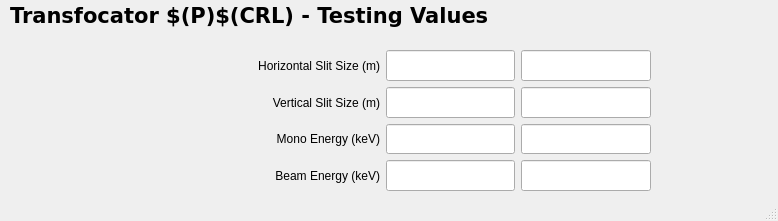
Old version of the form 100idPyCRLApp/op/ui/pydev_transfocator_test.ui in the repository BCDA-APS/pydeviceCRL.
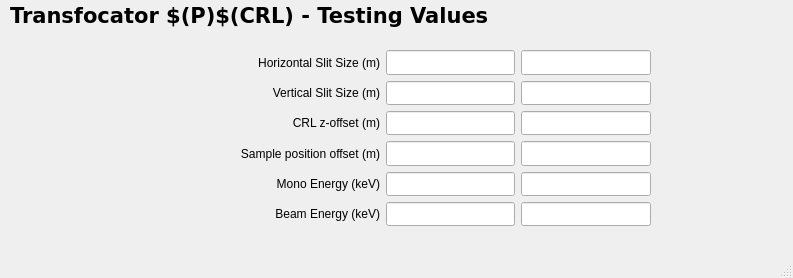
New version of the form. Custom widgets are drawn as their Qt base class.

```diff
--- a/100idPyCRLApp/op/ui/pydev_transfocator_test.ui
+++ b/100idPyCRLApp/op/ui/pydev_transfocator_test.ui
@@ -6,8 +6,8 @@
    <rect>
     <x>0</x>
     <y>0</y>
-    <width>778</width>
-    <height>221</height>
+    <width>793</width>
+    <height>278</height>
    </rect>
   </property>
   <property name="windowTitle">
@@ -122,7 +122,7 @@
       <x>0</x>
       <y>40</y>
       <width>771</width>
-      <height>171</height>
+      <height>211</height>
      </rect>
     </property>
     <widget class="QWidget" name="gridLayoutWidget_2">
@@ -131,188 +131,10 @@
        <x>120</x>
        <y>10</y>
        <width>531</width>
-       <height>141</height>
+       <height>176</height>
       </rect>
      </property>
-     <layout class="QGridLayout" name="gridLayout_2" rowstretch="1,1,1,1" columnstretch="2,1,1">
-      <item row="3" column="0">
-       <widget class="caLabel" name="calabel_23">
-        <property name="text">
-         <string>Beam Energy (keV)</string>
-        </property>
-        <property name="alignment">
-         <set>Qt::AlignRight|Qt::AlignTrailing|Qt::AlignVCenter</set>
-        </property>
-        <property name="fontScaleMode">
-         <enum>ESimpleLabel::WidthAndHeight</enum>
-        </property>
-       </widget>
-      </item>
-      <item row="3" column="2">
-       <widget class="caLineEdit" name="caLineEdit_31">
-        <property name="sizePolicy">
-         <sizepolicy hsizetype="Expanding" vsizetype="Expanding">
-          <horstretch>0</horstretch>
-          <verstretch>0</verstretch>
-         </sizepolicy>
-        </property>
-        <property name="font">
-         <font>
-          <pointsize>13</pointsize>
-         </font>
-        </property>
-        <property name="text">
-         <string/>
-        </property>
-        <property name="alignment">
-         <set>Qt::AlignRight|Qt::AlignTrailing|Qt::AlignVCenter</set>
-        </property>
-        <property name="channel" stdset="0">
-         <string notr="true">$(P)$(IDENERGY).VAL</string>
-        </property>
-        <property name="foreground">
-         <color>
-          <red>10</red>
-          <green>0</green>
-          <blue>184</blue>
-         </color>
-        </property>
-        <property name="background">
-         <color>
-          <red>200</red>
-          <green>200</green>
-          <blue>200</blue>
-         </color>
-        </property>
-        <property name="colorMode">
-         <enum>caLineEdit::Static</enum>
-        </property>
-        <property name="precision">
-         <number>3</number>
-        </property>
-        <property name="fontScaleMode" stdset="0">
-         <enum>caLineEdit::None</enum>
-        </property>
-       </widget>
-      </item>
-      <item row="2" column="0">
-       <widget class="caLabel" name="calabel_22">
-        <property name="text">
-         <string>Mono Energy (keV)</string>
-        </property>
-        <property name="alignment">
-         <set>Qt::AlignRight|Qt::AlignTrailing|Qt::AlignVCenter</set>
-        </property>
-        <property name="fontScaleMode">
-         <enum>ESimpleLabel::WidthAndHeight</enum>
-        </property>
-       </widget>
-      </item>
-      <item row="2" column="1">
-       <widget class="caTextEntry" name="catextentry_18">
-        <property name="sizePolicy">
-         <sizepolicy hsizetype="Expanding" vsizetype="Expanding">
-          <horstretch>0</horstretch>
-          <verstretch>0</verstretch>
-         </sizepolicy>
-        </property>
-        <property name="alignment">
-         <set>Qt::AlignRight|Qt::AlignTrailing|Qt::AlignVCenter</set>
-        </property>
-        <property name="channel" stdset="0">
-         <string notr="true">$(P)$(MONOE).VAL</string>
-        </property>
-        <property name="background">
-         <color>
-          <red>115</red>
-          <green>223</green>
-          <blue>255</blue>
-         </color>
-        </property>
-        <property name="colorMode">
-         <enum>caLineEdit::Static</enum>
-        </property>
-        <property name="precision">
-         <number>3</number>
-        </property>
-       </widget>
-      </item>
-      <item row="2" column="2">
-       <widget class="caLineEdit" name="caLineEdit_30">
-        <property name="sizePolicy">
-         <sizepolicy hsizetype="Expanding" vsizetype="Expanding">
-          <horstretch>0</horstretch>
-          <verstretch>0</verstretch>
-         </sizepolicy>
-        </property>
-        <property name="font">
-         <font>
-          <pointsize>13</pointsize>
-         </font>
-        </property>
-        <property name="text">
-         <string/>
-        </property>
-        <property name="alignment">
-         <set>Qt::AlignRight|Qt::AlignTrailing|Qt::AlignVCenter</set>
-        </property>
-        <property name="channel" stdset="0">
-         <string notr="true">$(P)$(MONOE).VAL</string>
-        </property>
-        <property name="foreground">
-         <color>
-          <red>10</red>
-          <green>0</green>
-          <blue>184</blue>
-         </color>
-        </property>
-        <property name="background">
-         <color>
-          <red>200</red>
-          <green>200</green>
-          <blue>200</blue>
-         </color>
-        </property>
-        <property name="colorMode">
-         <enum>caLineEdit::Static</enum>
-        </property>
-        <property name="precision">
-         <number>3</number>
-        </property>
-        <property name="fontScaleMode" stdset="0">
-         <enum>caLineEdit::None</enum>
-        </property>
-       </widget>
-      </item>
-      <item row="3" column="1">
-       <widget class="caTextEntry" name="catextentry_19">
-        <property name="sizePolicy">
-         <sizepolicy hsizetype="Expanding" vsizetype="Expanding">
-          <horstretch>0</horstretch>
-          <verstretch>0</verstretch>
-         </sizepolicy>
-        </property>
-        <property name="alignment">
-         <set>Qt::AlignRight|Qt::AlignTrailing|Qt::AlignVCenter</set>
-        </property>
-        <property name="channel" stdset="0">
-         <string notr="true">$(P)$(IDENERGY).VAL</string>
-        </property>
-        <property name="background">
-         <color>
-          <red>115</red>
-          <green>223</green>
-          <blue>255</blue>
-         </color>
-        </property>
-        <property name="colorMode">
-         <enum>caLineEdit::Static</enum>
-        </property>
-        <property name="precision">
-         <number>3</number>
-        </property>
-       </widget>
-      </item>
+     <layout class="QGridLayout" name="gridLayout_2" rowstretch="1,1,1,1,0,0" columnstretch="2,1,1">
       <item row="1" column="1">
        <widget class="caTextEntry" name="catextentry_20">
         <property name="sizePolicy">
@@ -342,25 +164,40 @@
         </property>
        </widget>
       </item>
-      <item row="0" column="1">
-       <widget class="caTextEntry" name="catextentry_21">
+      <item row="4" column="2">
+       <widget class="caLineEdit" name="caLineEdit_30">
         <property name="sizePolicy">
          <sizepolicy hsizetype="Expanding" vsizetype="Expanding">
           <horstretch>0</horstretch>
           <verstretch>0</verstretch>
          </sizepolicy>
         </property>
+        <property name="font">
+         <font>
+          <pointsize>13</pointsize>
+         </font>
+        </property>
+        <property name="text">
+         <string/>
+        </property>
         <property name="alignment">
          <set>Qt::AlignRight|Qt::AlignTrailing|Qt::AlignVCenter</set>
         </property>
         <property name="channel" stdset="0">
-         <string notr="true">$(P)$(SLITH).VAL</string>
+         <string notr="true">$(P)$(MONOE).VAL</string>
+        </property>
+        <property name="foreground">
+         <color>
+          <red>10</red>
+          <green>0</green>
+          <blue>184</blue>
+         </color>
         </property>
         <property name="background">
          <color>
-          <red>115</red>
-          <green>223</green>
-          <blue>255</blue>
+          <red>200</red>
+          <green>200</green>
+          <blue>200</blue>
          </color>
         </property>
         <property name="colorMode">
@@ -384,8 +221,8 @@
         </property>
        </widget>
       </item>
-      <item row="1" column="2">
-       <widget class="caLineEdit" name="caLineEdit_32">
+      <item row="2" column="2">
+       <widget class="caLineEdit" name="caLineEdit_34">
         <property name="sizePolicy">
          <sizepolicy hsizetype="Expanding" vsizetype="Expanding">
           <horstretch>0</horstretch>
@@ -431,6 +268,61 @@
         </property>
        </widget>
       </item>
+      <item row="5" column="0">
+       <widget class="caLabel" name="calabel_23">
+        <property name="text">
+         <string>Beam Energy (keV)</string>
+        </property>
+        <property name="alignment">
+         <set>Qt::AlignRight|Qt::AlignTrailing|Qt::AlignVCenter</set>
+        </property>
+        <property name="fontScaleMode">
+         <enum>ESimpleLabel::WidthAndHeight</enum>
+        </property>
+       </widget>
+      </item>
+      <item row="0" column="1">
+       <widget class="caTextEntry" name="catextentry_21">
+        <property name="sizePolicy">
+         <sizepolicy hsizetype="Expanding" vsizetype="Expanding">
+          <horstretch>0</horstretch>
+          <verstretch>0</verstretch>
+         </sizepolicy>
+        </property>
+        <property name="alignment">
+         <set>Qt::AlignRight|Qt::AlignTrailing|Qt::AlignVCenter</set>
+        </property>
+        <property name="channel" stdset="0">
+         <string notr="true">$(P)$(SLITH).VAL</string>
+        </property>
+        <property name="background">
+         <color>
+          <red>115</red>
+          <green>223</green>
+          <blue>255</blue>
+         </color>
+        </property>
+        <property name="colorMode">
+         <enum>caLineEdit::Static</enum>
+        </property>
+        <property name="precision">
+         <number>3</number>
+        </property>
+       </widget>
+      </item>
+      <item row="4" column="0">
+       <widget class="caLabel" name="calabel_22">
+        <property name="text">
+         <string>Mono Energy (keV)</string>
+        </property>
+        <property name="alignment">
+         <set>Qt::AlignRight|Qt::AlignTrailing|Qt::AlignVCenter</set>
+        </property>
+        <property name="fontScaleMode">
+         <enum>ESimpleLabel::WidthAndHeight</enum>
+        </property>
+       </widget>
+      </item>
       <item row="0" column="2">
        <widget class="caLineEdit" name="caLineEdit_33">
         <property name="sizePolicy">
@@ -478,6 +370,140 @@
         </property>
        </widget>
       </item>
+      <item row="5" column="1">
+       <widget class="caTextEntry" name="catextentry_19">
+        <property name="sizePolicy">
+         <sizepolicy hsizetype="Expanding" vsizetype="Expanding">
+          <horstretch>0</horstretch>
+          <verstretch>0</verstretch>
+         </sizepolicy>
+        </property>
+        <property name="alignment">
+         <set>Qt::AlignRight|Qt::AlignTrailing|Qt::AlignVCenter</set>
+        </property>
+        <property name="channel" stdset="0">
+         <string notr="true">$(P)$(IDENERGY).VAL</string>
+        </property>
+        <property name="background">
+         <color>
+          <red>115</red>
+          <green>223</green>
+          <blue>255</blue>
+         </color>
+        </property>
+        <property name="colorMode">
+         <enum>caLineEdit::Static</enum>
+        </property>
+        <property name="precision">
+         <number>3</number>
+        </property>
+       </widget>
+      </item>
+      <item row="2" column="1">
+       <widget class="caTextEntry" name="catextentry_22">
+        <property name="sizePolicy">
+         <sizepolicy hsizetype="Expanding" vsizetype="Expanding">
+          <horstretch>0</horstretch>
+          <verstretch>0</verstretch>
+         </sizepolicy>
+        </property>
+        <property name="alignment">
+         <set>Qt::AlignRight|Qt::AlignTrailing|Qt::AlignVCenter</set>
+        </property>
+        <property name="channel" stdset="0">
+         <string notr="true">$(P)$(OEPOS1).VAL</string>
+        </property>
+        <property name="background">
+         <color>
+          <red>115</red>
+          <green>223</green>
+          <blue>255</blue>
+         </color>
+        </property>
+        <property name="colorMode">
+         <enum>caLineEdit::Static</enum>
+        </property>
+        <property name="precision">
+         <number>3</number>
+        </property>
+       </widget>
+      </item>
+      <item row="5" column="2">
+       <widget class="caLineEdit" name="caLineEdit_31">
+        <property name="sizePolicy">
+         <sizepolicy hsizetype="Expanding" vsizetype="Expanding">
+          <horstretch>0</horstretch>
+          <verstretch>0</verstretch>
+         </sizepolicy>
+        </property>
+        <property name="font">
+         <font>
+          <pointsize>13</pointsize>
+         </font>
+        </property>
+        <property name="text">
+         <string/>
+        </property>
+        <property name="alignment">
+         <set>Qt::AlignRight|Qt::AlignTrailing|Qt::AlignVCenter</set>
+        </property>
+        <property name="channel" stdset="0">
+         <string notr="true">$(P)$(IDENERGY).VAL</string>
+        </property>
+        <property name="foreground">
+         <color>
+          <red>10</red>
+          <green>0</green>
+          <blue>184</blue>
+         </color>
+        </property>
+        <property name="background">
+         <color>
+          <red>200</red>
+          <green>200</green>
+          <blue>200</blue>
+         </color>
+        </property>
+        <property name="colorMode">
+         <enum>caLineEdit::Static</enum>
+        </property>
+        <property name="precision">
+         <number>3</number>
+        </property>
+        <property name="fontScaleMode" stdset="0">
+         <enum>caLineEdit::None</enum>
+        </property>
+       </widget>
+      </item>
+      <item row="4" column="1">
+       <widget class="caTextEntry" name="catextentry_18">
+        <property name="sizePolicy">
+         <sizepolicy hsizetype="Expanding" vsizetype="Expanding">
+          <horstretch>0</horstretch>
+          <verstretch>0</verstretch>
+         </sizepolicy>
+        </property>
+        <property name="alignment">
+         <set>Qt::AlignRight|Qt::AlignTrailing|Qt::AlignVCenter</set>
+        </property>
+        <property name="channel" stdset="0">
+         <string notr="true">$(P)$(MONOE).VAL</string>
+        </property>
+        <property name="background">
+         <color>
+          <red>115</red>
+          <green>223</green>
+          <blue>255</blue>
+         </color>
+        </property>
+        <property name="colorMode">
+         <enum>caLineEdit::Static</enum>
+        </property>
+        <property name="precision">
+         <number>3</number>
+        </property>
+       </widget>
+      </item>
       <item row="0" column="0">
        <widget class="caLabel" name="calabel_26">
         <property name="text">
@@ -491,6 +517,155 @@
         </property>
        </widget>
       </item>
+      <item row="1" column="2">
+       <widget class="caLineEdit" name="caLineEdit_32">
+        <property name="sizePolicy">
+         <sizepolicy hsizetype="Expanding" vsizetype="Expanding">
+          <horstretch>0</horstretch>
+          <verstretch>0</verstretch>
+         </sizepolicy>
+        </property>
+        <property name="font">
+         <font>
+          <pointsize>13</pointsize>
+         </font>
+        </property>
+        <property name="text">
+         <string/>
+        </property>
+        <property name="alignment">
+         <set>Qt::AlignRight|Qt::AlignTrailing|Qt::AlignVCenter</set>
+        </property>
+        <property name="channel" stdset="0">
+         <string notr="true">$(P)$(SLITV).VAL</string>
+        </property>
+        <property name="foreground">
+         <color>
+          <red>10</red>
+          <green>0</green>
+          <blue>184</blue>
+         </color>
+        </property>
+        <property name="background">
+         <color>
+          <red>200</red>
+          <green>200</green>
+          <blue>200</blue>
+         </color>
+        </property>
+        <property name="colorMode">
+         <enum>caLineEdit::Static</enum>
+        </property>
+        <property name="precision">
+         <number>3</number>
+        </property>
+        <property name="fontScaleMode" stdset="0">
+         <enum>caLineEdit::None</enum>
+        </property>
+       </widget>
+      </item>
+      <item row="2" column="0">
+       <widget class="caLabel" name="calabel_27">
+        <property name="text">
+         <string>CRL z-offset (m)</string>
+        </property>
+        <property name="alignment">
+         <set>Qt::AlignRight|Qt::AlignTrailing|Qt::AlignVCenter</set>
+        </property>
+        <property name="fontScaleMode">
+         <enum>ESimpleLabel::WidthAndHeight</enum>
+        </property>
+       </widget>
+      </item>
+      <item row="3" column="0">
+       <widget class="caLabel" name="calabel_28">
+        <property name="text">
+         <string>Sample position offset (m)</string>
+        </property>
+        <property name="alignment">
+         <set>Qt::AlignRight|Qt::AlignTrailing|Qt::AlignVCenter</set>
+        </property>
+        <property name="fontScaleMode">
+         <enum>ESimpleLabel::WidthAndHeight</enum>
+        </property>
+       </widget>
+      </item>
+      <item row="3" column="1">
+       <widget class="caTextEntry" name="catextentry_23">
+        <property name="sizePolicy">
+         <sizepolicy hsizetype="Expanding" vsizetype="Expanding">
+          <horstretch>0</horstretch>
+          <verstretch>0</verstretch>
+         </sizepolicy>
+        </property>
+        <property name="alignment">
+         <set>Qt::AlignRight|Qt::AlignTrailing|Qt::AlignVCenter</set>
+        </property>
+        <property name="channel" stdset="0">
+         <string notr="true">$(P)$(SAMPOS).VAL</string>
+        </property>
+        <property name="background">
+         <color>
+          <red>115</red>
+          <green>223</green>
+          <blue>255</blue>
+         </color>
+        </property>
+        <property name="colorMode">
+         <enum>caLineEdit::Static</enum>
+        </property>
+        <property name="precision">
+         <number>3</number>
+        </property>
+       </widget>
+      </item>
+      <item row="3" column="2">
+       <widget class="caLineEdit" name="caLineEdit_35">
+        <property name="sizePolicy">
+         <sizepolicy hsizetype="Expanding" vsizetype="Expanding">
+          <horstretch>0</horstretch>
+          <verstretch>0</verstretch>
+         </sizepolicy>
+        </property>
+        <property name="font">
+         <font>
+          <pointsize>13</pointsize>
+         </font>
+        </property>
+        <property name="text">
+         <string/>
+        </property>
+        <property name="alignment">
+         <set>Qt::AlignRight|Qt::AlignTrailing|Qt::AlignVCenter</set>
+        </property>
+        <property name="channel" stdset="0">
+         <string notr="true">$(P)$(SAMPOS).VAL</string>
+        </property>
+        <property name="foreground">
+         <color>
+          <red>10</red>
+          <green>0</green>
+          <blue>184</blue>
+         </color>
+        </property>
+        <property name="background">
+         <color>
+          <red>200</red>
+          <green>200</green>
+          <blue>200</blue>
+         </color>
+        </property>
+        <property name="colorMode">
+         <enum>caLineEdit::Static</enum>
+        </property>
+        <property name="precision">
+         <number>3</number>
+        </property>
+        <property name="fontScaleMode" stdset="0">
+         <enum>caLineEdit::None</enum>
+        </property>
+       </widget>
+      </item>
      </layout>
     </widget>
    </widget>
```
Left out of the diff: 5 changed lines with no effect on the pictures.
